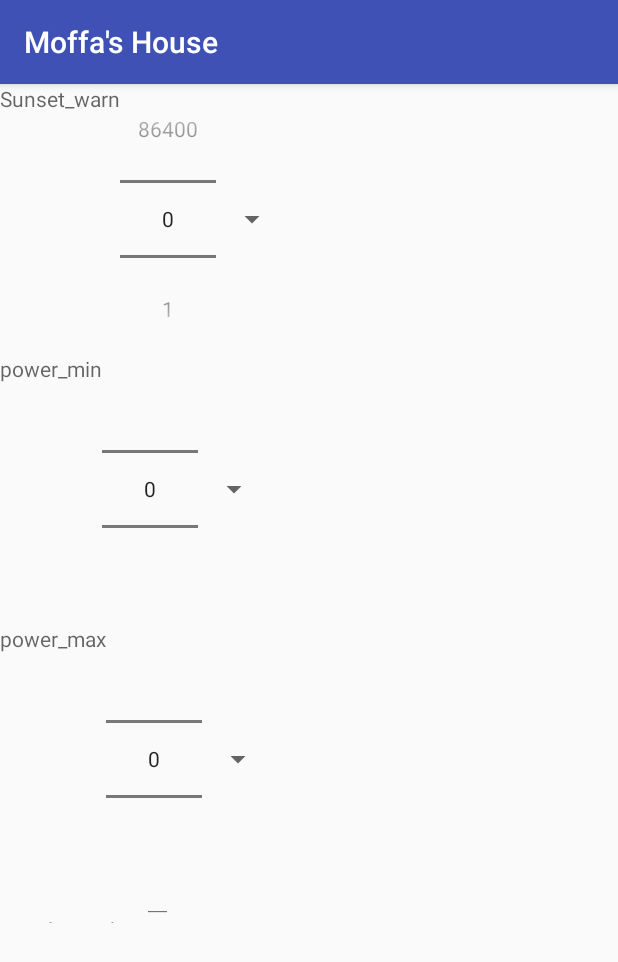
After one commit to moffa13/HouseLightsApp, an Android app: the IOTDeviceParamsActivity screen opened directly, with no data from a screen before it, on a phone screen of 412 x 824 dp. The commit adds this screen. Shown: the top 962 px of the screen. Run offline under Robolectric (Android 15) with nearby library versions, the phone set to English and light mode, and no system bars; our stand-ins replace Volley; network calls fail; 4 statements that could not run were skipped.

Commit message:
Param view dev

```diff
--- a/app/src/main/java/houselights/moffa/com/houselightsapp/ActionInterface.java
+++ b/app/src/main/java/houselights/moffa/com/houselightsapp/APIActionInterface.java
@@ -4,6 +4,6 @@ package houselights.moffa.com.houselightsapp;
  * Created by moffa on 29-06-18.
  */
 
-public interface ActionInterface {
-    void action(boolean error);
+public interface APIActionInterface<T>{
+    void action(boolean error, T t);
 }
--- /dev/null
+++ b/app/src/main/java/houselights/moffa/com/houselightsapp/Callback.java
@@ -0,0 +1,9 @@
+package houselights.moffa.com.houselightsapp;
+
+/**
+ * Created by moffa on 02-07-18.
+ */
+
+public interface Callback {
+    public void run(ActionInterface ai);
+}
--- /dev/null
+++ b/app/src/main/java/houselights/moffa/com/houselightsapp/CallbackHandler.java
@@ -0,0 +1,44 @@
+package houselights.moffa.com.houselightsapp;
+
+import java.util.ArrayList;
+
+/**
+ * Created by moffa on 02-07-18.
+ */
+
+interface ActionInterface {
+    void action(boolean error);
+}
+
+
+public class CallbackHandler<T> {
+
+    private ArrayList<Callback> _callbacks = new ArrayList<>();
+    public CallbackHandler(){
+
+    }
+
+    public CallbackHandler<T> registerCallback(Callback callback){
+        _callbacks.add(callback);
+        return this;
+    }
+
+    public void run(final ActionInterface ai){
+        Callback callback = _callbacks.remove(0);
+        callback.run(new ActionInterface() {
+            @Override
+            public void action(boolean error) {
+                if(!error){
+                    if(!_callbacks.isEmpty())
+                        run(ai);
+                    else
+                        ai.action(false);
+                }else{
+                    ai.action(true);
+                    return;
+                }
+            }
+        });
+    }
+
+}
--- /dev/null
+++ b/app/src/main/java/houselights/moffa/com/houselightsapp/IOTDeviceParamsActivity.java
@@ -0,0 +1,100 @@
+package houselights.moffa.com.houselightsapp;
+import android.support.v7.app.AppCompatActivity;
+import android.os.Bundle;
+import android.util.Log;
+import android.widget.NumberPicker;
+import com.android.volley.Request;
+import com.android.volley.RequestQueue;
+import com.android.volley.Response;
+import com.android.volley.VolleyError;
+import com.android.volley.toolbox.StringRequest;
+import com.android.volley.toolbox.Volley;
+import java.util.HashMap;
+import java.util.Map;
+
+public class IOTDeviceParamsActivity extends AppCompatActivity {
+
+    private IOTDevice _device;
+
+    @Override
+    protected void onCreate(Bundle savedInstanceState) {
+        super.onCreate(savedInstanceState);
+        setContentView(R.layout.activity_iotdevice_params);
+
+        _device = (IOTDevice)getIntent().getExtras().getSerializable("device");
+        if(_device == null)
+            finish();
+
+        NumberPicker picker = findViewById(R.id.param_sunset_warn_value);
+        picker.setMinValue(-86400);
+        picker.setMaxValue(86400);
+
+
+        CallbackHandler<String> handler = new CallbackHandler<>();
+        handler.registerCallback(new Callback() {
+            @Override
+            public void run(final ActionInterface ai) {
+                getParam("sunset_warn", new APIActionInterface<String>() {
+                    @Override
+                    public void action(boolean error, String response) {
+                        if(!error){
+                            NumberPicker picker = findViewById(R.id.param_sunset_warn_value);
+                            picker.setValue(Integer.valueOf(response));
+                        }
+                        ai.action(error);
+                    }
+                });
+            }
+        }).registerCallback(new Callback() {
+            @Override
+            public void run(final ActionInterface ai) {
+                getParam("power_min", new APIActionInterface<String>() {
+                    @Override
+                    public void action(boolean error, String response) {
+                        if(!error){
+                            NumberPicker picker = findViewById(R.id.param_power_min_value);
+                            picker.setValue(Integer.valueOf(response));
+                        }
+                        ai.action(error);
+                    }
+                });
+            }
+        }).run(new ActionInterface() {
+            @Override
+            public void action(boolean error) {
+                if(!error)
+                    Log.d("LOLL", "It worked !");
+                else
+                    Log.d("LOLL", "ERROR");
+            }
+        });
+
+
+
+    }
+
+    private void getParam(final String paramName, final APIActionInterface<String> actionInterface){
+        RequestQueue queue = Volley.newRequestQueue(this);
+        StringRequest request = new StringRequest(Request.Method.POST, "http://" + _device.getIP() + "/param/get", new Response.Listener<String>() {
+            @Override
+            public void onResponse(String response) {
+                actionInterface.action(false, response);
+            }
+        }, new Response.ErrorListener() {
+            @Override
+            public void onErrorResponse(VolleyError error) {
+                actionInterface.action(true, null);
+                finish();
+            }
+        }){
+            @Override
+            protected Map<String, String> getParams()
+            {
+                Map<String, String>  params = new HashMap<String, String>();
+                params.put("param_name", String.valueOf(paramName));
+                return params;
+            }
+        };
+        queue.add(request);
+    }
+}
--- /dev/null
+++ b/app/src/main/res/layout/activity_iotdevice_params.xml
@@ -0,0 +1,104 @@
+<?xml version="1.0" encoding="utf-8"?>
+<android.support.constraint.ConstraintLayout xmlns:android="http://schemas.android.com/apk/res/android"
+    xmlns:app="http://schemas.android.com/apk/res-auto"
+    xmlns:tools="http://schemas.android.com/tools"
+    android:layout_width="match_parent"
+    android:layout_height="match_parent"
+    tools:context="houselights.moffa.com.houselightsapp.IOTDeviceParamsActivity">
+
+    <LinearLayout
+        android:layout_width="match_parent"
+        android:layout_height="wrap_content"
+        android:orientation="vertical">
+
+        <LinearLayout
+            android:layout_width="match_parent"
+            android:layout_height="wrap_content"
+            android:orientation="horizontal">
+
+            <TextView
+                android:layout_width="wrap_content"
+                android:layout_height="wrap_content"
+                android:hint="Sunset_warn"/>
+
+            <NumberPicker
+                android:id="@+id/param_sunset_warn_value"
+                android:layout_width="wrap_content"
+                android:layout_height="wrap_content" />
+
+            <Spinner
+                android:id="@+id/param_sunset_warn_type"
+                android:layout_width="wrap_content"
+                android:layout_height="match_parent" />
+
+
+        </LinearLayout>
+
+        <LinearLayout
+            android:layout_width="match_parent"
+            android:layout_height="wrap_content"
+            android:orientation="horizontal">
+
+            <TextView
+                android:layout_width="wrap_content"
+                android:layout_height="wrap_content"
+                android:hint="power_min"/>
+
+            <NumberPicker
+                android:id="@+id/param_power_min_value"
+                android:layout_width="wrap_content"
+                android:layout_height="wrap_content" />
+
+            <Spinner
+                android:id="@+id/param_power_min_type"
+                android:layout_width="wrap_content"
+                android:layout_height="match_parent" />
+
+
+        </LinearLayout>
+
+        <LinearLayout
+            android:layout_width="match_parent"
+            android:layout_height="wrap_content"
+            android:orientation="horizontal">
+
+            <TextView
+                android:layout_width="wrap_content"
+                android:layout_height="wrap_content"
+                android:hint="power_max"/>
+
+            <NumberPicker
+                android:id="@+id/param_power_max_value"
+                android:layout_width="wrap_content"
+                android:layout_height="wrap_content" />
+
+            <Spinner
+                android:id="@+id/param_power_max_type"
+                android:layout_width="wrap_content"
+                android:layout_height="match_parent" />
+
+
+        </LinearLayout>
+
+        <LinearLayout
+            android:layout_width="match_parent"
+            android:layout_height="wrap_content"
+            android:orientation="horizontal">
+
+            <TextView
+                android:layout_width="wrap_content"
+                android:layout_height="wrap_content"
+                android:hint="google_api_key"/>
+
+            <EditText
+                android:id="@+id/param_google_api_key"
+                android:layout_width="wrap_content"
+                android:layout_height="match_parent" />
+
+
+        </LinearLayout>
+
+    </LinearLayout>
+
+
+</android.support.constraint.ConstraintLayout>
```
Also changed, not shown: app/src/main/AndroidManifest.xml (+4 -3 lines), app/src/main/java/houselights/moffa/com/houselightsapp/MainActivity.java (+11 -0 lines).
